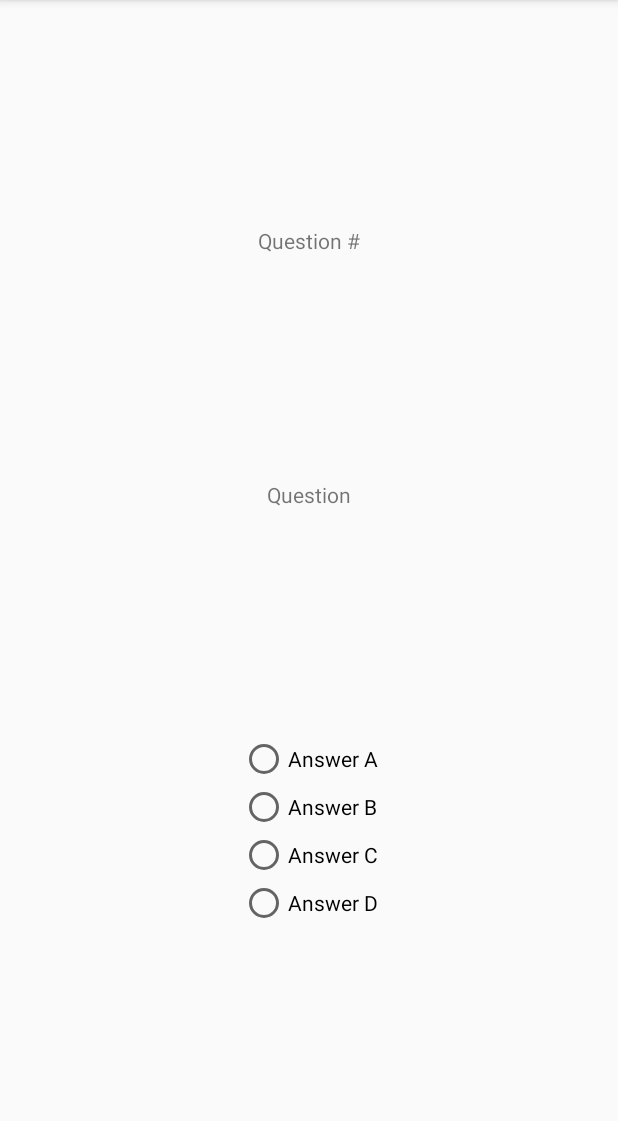
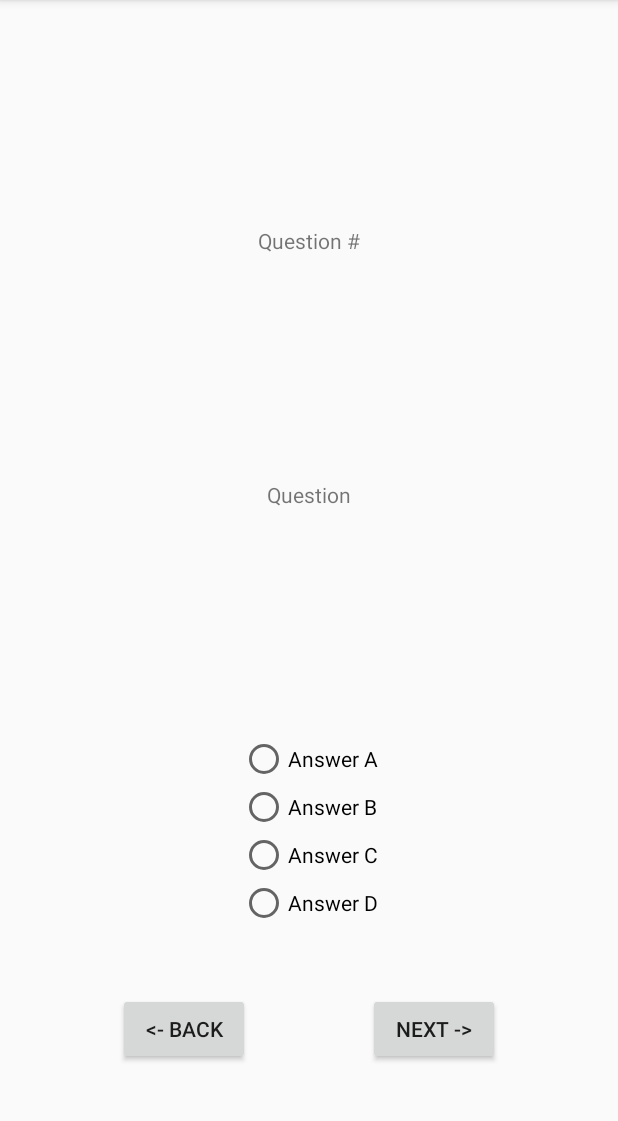
Before and after one commit to rickabaughjn/Assignment_2_Real, an Android app: the QuizActivity screen opened directly, with no data from a screen before it, on a phone screen of 412 x 824 dp, the part 84-1205 px from its top. Run offline under Robolectric (Android 15) with nearby library versions, the phone set to English and light mode, and no system bars.

Commit message:
Project with first question displaying

```diff
--- a/app/src/main/java/com/example/assignment_2/MainActivity.java
+++ b/app/src/main/java/com/example/assignment_2/MainActivity.java
@@ -20,8 +20,8 @@ public class MainActivity extends AppCompatActivity {
 
         final Intent i = new Intent(this, QuizActivity.class);
 
-        alertDialog.setItems(new CharSequence[]{getString(R.string.easy),
-                        getString(R.string.medium), getString(R.string.hard)},
+        alertDialog.setItems(new CharSequence[]{getString(R.string.displayEasy),
+                        getString(R.string.displayMedium), getString(R.string.displayHard)},
             new DialogInterface.OnClickListener() {
                 public void onClick(DialogInterface dialog, int which) {
                     switch (which) {
--- a/app/src/main/java/com/example/assignment_2/Question.java
+++ b/app/src/main/java/com/example/assignment_2/Question.java
@@ -1,6 +1,8 @@
 package com.example.assignment_2;
 
 public class Question {
+
+    private String difficulty;
     private String question;
     private String answerA;
     private String answerB;
@@ -8,12 +10,80 @@ public class Question {
     private String answerD;
     private String correctAnswer;
 
+    private String userAnswer;
+
     public Question(){
+        this.difficulty = "medium";
         this.question = "Example Question";
         this.answerA = "Sample Answer A";
         this.answerB = "Sample Answer B";
         this.answerC = "Sample Answer C";
         this.answerD = "Sample Answer D";
         this.correctAnswer = "Sample Answer A";
+        this.userAnswer = "Sample Answer B";
+    }
+
+    public String getDifficulty() {
+        return difficulty;
+    }
+
+    public void setDifficulty(String difficulty){
+        this.difficulty = difficulty;
+    }
+
+    public String getQuestion() {
+        return question;
+    }
+
+    public void setQuestion(String question) {
+        this.question = question;
+    }
+
+    public String getAnswerA() {
+        return answerA;
+    }
+
+    public void setAnswerA(String answerA) {
+        this.answerA = answerA;
+    }
+
+    public String getAnswerB() {
+        return answerB;
+    }
+
+    public void setAnswerB(String answerB) {
+        this.answerB = answerB;
+    }
+
+    public String getAnswerC() {
+        return answerC;
+    }
+
+    public void setAnswerC(String answerC) {
+        this.answerC = answerC;
+    }
+
+    public String getAnswerD() {
+        return answerD;
+    }
+
+    public void setAnswerD(String answerD) {
+        this.answerD = answerD;
+    }
+
+    public String getCorrectAnswer() {
+        return correctAnswer;
+    }
+
+    public void setCorrectAnswer(String correctAnswer) {
+        this.correctAnswer = correctAnswer;
+    }
+
+    public String getUserAnswer() {
+        return userAnswer;
+    }
+
+    public void setUserAnswer(String userAnswer) {
+        this.userAnswer = userAnswer;
     }
 }
--- a/app/src/main/java/com/example/assignment_2/QuizActivity.java
+++ b/app/src/main/java/com/example/assignment_2/QuizActivity.java
@@ -1,22 +1,53 @@
 package com.example.assignment_2;
 
+import android.content.Intent;
 import android.support.v7.app.AppCompatActivity;
 import android.os.Bundle;
 import android.util.Log;
+import android.widget.RadioButton;
+import android.widget.TextView;
 
 import java.io.BufferedReader;
 import java.io.IOException;
 import java.io.InputStreamReader;
 import java.util.ArrayList;
+import java.util.Locale;
 
 public class QuizActivity extends AppCompatActivity {
     private static final String TAG = "QuizActivity";
-    public ArrayList<Question> questionList;
+    public ArrayList<Question> questionList = new ArrayList<>();
+    public ArrayList<Question> orderedQuestionList = new ArrayList<>();
+    String[] line;
+    Intent intent;
+    String difficulty;
+
+    TextView questionNumber;
+    TextView questionTextView;
+    RadioButton answerA;
+    RadioButton answerB;
+    RadioButton answerC;
+    RadioButton answerD;
 
     @Override
     protected void onCreate(Bundle savedInstanceState) {
         super.onCreate(savedInstanceState);
         setContentView(R.layout.activity_quiz);
+        intent = getIntent();
+        difficulty = intent.getStringExtra("difficulty");
+
+        questionNumber = findViewById(R.id.questionNumber);
+        questionTextView = findViewById(R.id.question);
+        answerA = findViewById(R.id.answerA);
+        answerB = findViewById(R.id.answerB);
+        answerC = findViewById(R.id.answerC);
+        answerD = findViewById(R.id.answerD);
+
+        readQuestions();
+        loadQuestion();
+    }
+
+    private void readQuestions(){
+        Question question = new Question();
 
         BufferedReader reader = null;
         try {
@@ -26,8 +57,38 @@ public class QuizActivity extends AppCompatActivity {
             // do reading, usually loop until end of file reading
             String mLine;
             while ((mLine = reader.readLine()) != null) {
-                //process line
+                line = mLine.split(":");
+
+                switch (line[0]){
+                    case "difficulty":
+                        question.setDifficulty(line[1]);
+                        break;
+                    case "question":
+                        question.setQuestion(line[1]);
+                        break;
+                    case "answerA":
+                        question.setAnswerA(line[1]);
+                        break;
+                    case "answerB":
+                        question.setAnswerB(line[1]);
+                        break;
+                    case "answerC":
+                        question.setAnswerC(line[1]);
+                        break;
+                    case "answerD":
+                        question.setAnswerD(line[1]);
+                        break;
+                    case "correctAnswer":
+                        question.setCorrectAnswer(line[1]);
+                        break;
+                    default:
+                        questionList.add(question);
+                        question = new Question();
+                        break;
+                }
             }
+
+            reader.close();
         } catch (IOException e) {
             Log.d(TAG, "IOException when reading trying to read file");
         } finally {
@@ -40,4 +101,31 @@ public class QuizActivity extends AppCompatActivity {
             }
         }
     }
+
+    private void loadQuestion(){
+        Question currentQuestion;
+        int i = 0;
+
+        while (i < questionList.size()){
+            currentQuestion = questionList.get(i);
+
+            if ((currentQuestion.getDifficulty()).equals(intent.getStringExtra("difficulty"))){
+                questionTextView.setText(currentQuestion.getQuestion());
+                answerA.setText(currentQuestion.getAnswerA());
+                answerB.setText(currentQuestion.getAnswerB());
+                answerC.setText(currentQuestion.getAnswerC());
+                answerD.setText(currentQuestion.getAnswerD());
+
+                orderedQuestionList.add(currentQuestion);
+                questionList.remove(i);
+                i = questionList.size();
+                questionNumber.setText(String.format(Locale.US, "Question #%d", orderedQuestionList.size()));
+            }
+            else{
+                i++;
+            }
+        }
+    }
+
+
 }
--- a/app/src/main/res/layout/activity_quiz.xml
+++ b/app/src/main/res/layout/activity_quiz.xml
@@ -72,5 +72,25 @@
             tools:layout_editor_absoluteY="209dp" />
     </RadioGroup>
 
+    <Button
+        android:id="@+id/prevButton"
+        android:layout_width="wrap_content"
+        android:layout_height="wrap_content"
+        android:layout_marginTop="44dp"
+        android:text="@string/previousButton"
+        app:layout_constraintEnd_toStartOf="@+id/button4"
+        app:layout_constraintStart_toStartOf="parent"
+        app:layout_constraintTop_toBottomOf="@+id/radioGroup" />
+
+    <Button
+        android:id="@+id/button4"
+        android:layout_width="wrap_content"
+        android:layout_height="wrap_content"
+        android:layout_marginTop="44dp"
+        android:text="@string/nextButton"
+        app:layout_constraintEnd_toEndOf="parent"
+        app:layout_constraintStart_toEndOf="@+id/prevButton"
+        app:layout_constraintTop_toBottomOf="@+id/radioGroup" />
+
 
 </android.support.constraint.ConstraintLayout>
--- a/app/src/main/res/values/strings.xml
+++ b/app/src/main/res/values/strings.xml
@@ -3,13 +3,18 @@
     <string name="quizWelcome">Welcome to the Super Quiz!</string>
     <string name="startQuiz">Start the Quiz</string>
     <string name="difficulty">Choose Difficulty</string>
-    <string name="easy">Easy</string>
-    <string name="medium">Medium</string>
-    <string name="hard">Hard</string>
+    <string name="displayEasy">Easy</string>
+    <string name="displayMedium">Medium</string>
+    <string name="displayHard">Hard</string>
+    <string name="easy">easy</string>
+    <string name="medium">medium</string>
+    <string name="hard">hard</string>
     <string name="questionNumberPlaceholder">Question #</string>
     <string name="questionPlaceholder">Question</string>
     <string name="answerAPlaceholder">Answer A</string>
     <string name="answerBPlaceholder">Answer B</string>
     <string name="answerCPlaceholder">Answer C</string>
     <string name="answerDPlaceholder">Answer D</string>
+    <string name="previousButton">&lt;- Back</string>
+    <string name="nextButton">Next -&gt;</string>
 </resources>
```
